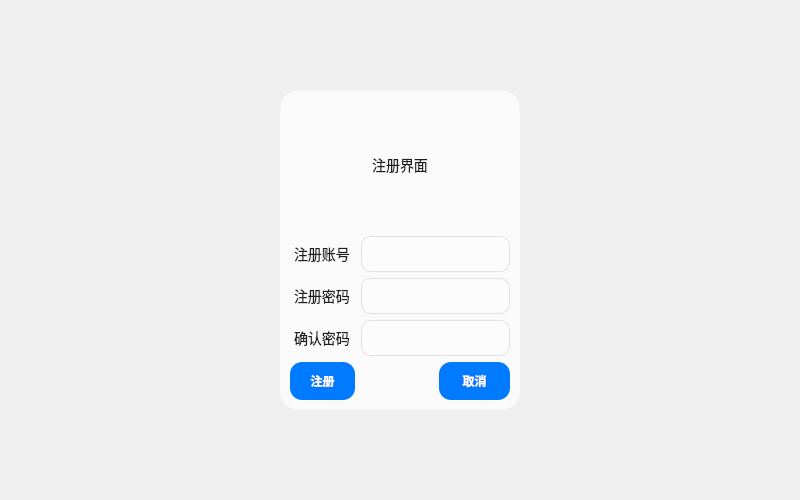
First picture: the form in project_testing_0302/registerwidget.ui, repository MatthewVork/project_testing_0302, before the edit.
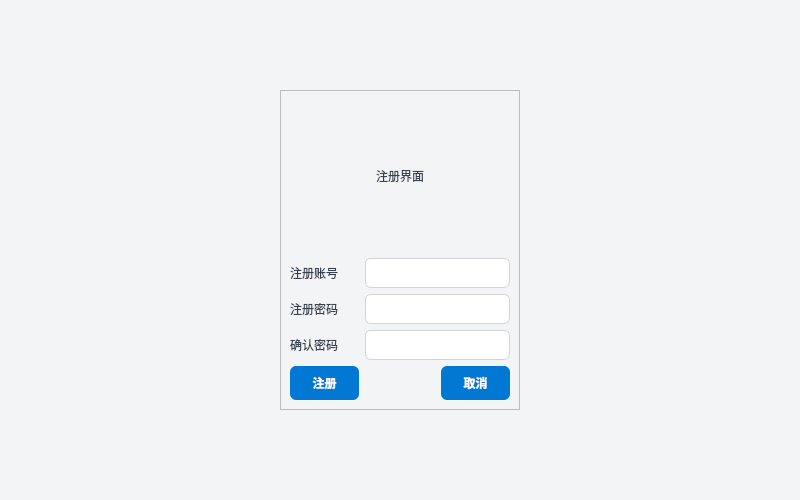
Second picture: the form after the edit.

Patch:
```diff
--- a/project_testing_0302/registerwidget.ui
+++ b/project_testing_0302/registerwidget.ui
@@ -14,84 +14,97 @@
    <string>Form</string>
   </property>
   <property name="styleSheet">
-   <string notr="true">/* --- 1. 全局基础设定 --- */
+   <string notr="true">/* ================= 1. 全局背景与字体 ================= */
 QWidget {
-    font-family: &quot;SF Pro Display&quot;, &quot;Helvetica Neue&quot;, &quot;Segoe UI&quot;, &quot;Microsoft YaHei&quot;;
-    color: #1d1d1f; /* 苹果标准深灰色文本 */
-    outline: none;  /* 去掉点击时的虚线框 */
+    background-color: #F3F4F6;
+    color: #333333;
+    font-family: &quot;Microsoft YaHei&quot;;
 }
 
-/* --- 2. 通用容器 (如你的 loginCard) --- */
-/* 只要是 QFrame 都会自动变成这种半透明磨砂质感 */
-QFrame {
-    background-color: rgba(255, 255, 255, 0.7); 
-    border: 1px solid rgba(255, 255, 255, 0.3);
-    border-radius: 18px;
-}
-
-/* --- 3. 通用输入框 (QLineEdit, QTextEdit) --- */
-QLineEdit, QTextEdit {
-    background-color: rgba(255, 255, 255, 0.5);
-    border: 1px solid rgba(0, 0, 0, 0.1);
-    border-radius: 10px;
-    padding: 8px 12px;
-    font-size: 14px;
-}
-
-/* 输入框聚焦效果：标志性的蓝色光晕 */
-QLineEdit:focus, QTextEdit:focus {
-    border: 2px solid #007AFF;
-    background-color: rgba(255, 255, 255, 0.9);
-}
-
-/* --- 4. 通用按钮 (QPushButton) --- */
+/* ================= 2. 极其丝滑的扁平化按钮 ================= */
 QPushButton {
-    background-color: #007AFF; /* 苹果蓝 */
+    background-color: #0078D4; 
     color: white;
     border: none;
-    border-radius: 12px;
-    padding: 10px 20px;
-    font-weight: 600;
+    border-radius: 6px; 
+    padding: 8px 16px;
+    font-weight: bold;
 }
-
-/* 鼠标悬停：颜色略微加深 */
 QPushButton:hover {
     background-color: #0063CC;
 }
-
-/* 按下：明显的反馈感 */
 QPushButton:pressed {
     background-color: #0051A8;
 }
-
-/* 禁用状态：变灰 */
 QPushButton:disabled {
-    background-color: #d2d2d7;
-    color: #86868b;
+    background-color: #CCCCCC; 
+    color: #888888;
 }
 
-/* --- 5. 标签与文本 (QLabel) --- */
+/* ================= 3. 输入框的现代感 ================= */
+QLineEdit, QTextEdit {
+    border: 1px solid #D1D5DB;
+    border-radius: 6px;
+    padding: 6px 10px;
+    background-color: #FFFFFF;
+    selection-background-color: #0078D4;
+}
+QLineEdit:focus, QTextEdit:focus {
+    border: 2px solid #0078D4; 
+    background-color: #FAFCFF;
+}
+
+/* ================= 4. 左侧高级导航栏 ================= */
+QListWidget, QTreeWidget {
+    background-color: #FFFFFF;
+    border: 1px solid #E5E7EB;
+    border-radius: 8px;
+    outline: none; 
+}
+QListWidget::item, QTreeWidget::item {
+    padding: 10px;
+    border-radius: 4px;
+    margin: 2px 4px; 
+}
+QListWidget::item:hover, QTreeWidget::item:hover {
+    background-color: #F3F4F6; 
+}
+QListWidget::item:selected, QTreeWidget::item:selected {
+    background-color: #0078D4; 
+    color: white;
+}
+
+/* ================= 5. 表格极其干净的视觉 ================= */
+QTableWidget {
+    background-color: #FFFFFF;
+    border: 1px solid #E5E7EB;
+    border-radius: 8px;
+    gridline-color: #F3F4F6; 
+    selection-background-color: #E1F0FF; 
+    selection-color: #000000;
+}
+QHeaderView::section {
+    background-color: #F9FAFB;
+    border: none;
+    border-bottom: 2px solid #0078D4; 
+    padding: 8px;
+    font-weight: bold;
+    color: #4B5563;
+}
+
+/* ================= 6. 下拉框与标签 ================= */
+QComboBox {
+    border: 1px solid #D1D5DB;
+    border-radius: 6px;
+    padding: 4px 8px;
+    background-color: #FFFFFF;
+}
+QComboBox:hover {
+    border: 1px solid #0078D4;
+}
 QLabel {
-    background-color: transparent;
-    font-size: 14px;
-}
-
-/* --- 6. 滚动条美化 (QScrollBar) --- */
-/* 让滚动条像 iOS 一样简洁 */
-QScrollBar:vertical {
-    border: none;
-    background: rgba(0, 0, 0, 0.05);
-    width: 8px;
-    border-radius: 4px;
-}
-
-QScrollBar::handle:vertical {
-    background: rgba(0, 0, 0, 0.2);
-    border-radius: 4px;
-}
-
-QScrollBar::handle:vertical:hover {
-    background: rgba(0, 0, 0, 0.3);
+    background-color: transparent; 
+    color: #374151;
 }</string>
   </property>
   <layout class="QGridLayout" name="gridLayout">
```
Left out of the diff: 4 changed lines with no effect on the pictures.
